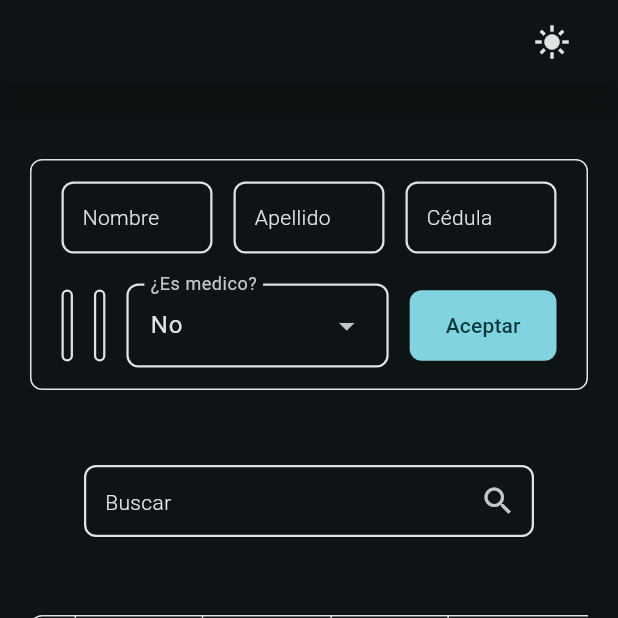
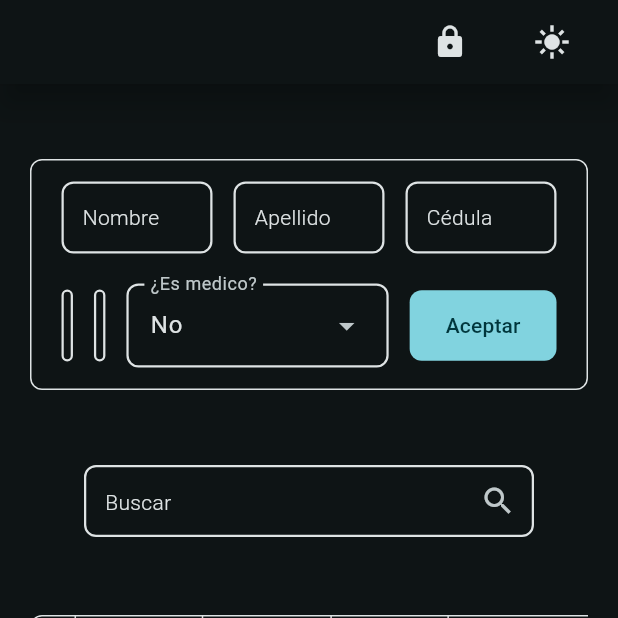
Before and after one commit to Cesart18/afiliation-app, a Flutter app: the screen it shows after launch, on a phone screen of 412 x 824 dp, the top half of it. Run offline on Flutter 3.47's test engine with Material 3 defaults, Android fonts, the phone set to English and light mode, and no system bars; our stand-ins replace flutter_riverpod, formz, go_router, isar; accounts and stored records are empty; generated files the repository leaves out were written again.

Commit message:
agregada la proteccion de rutas

```diff
--- a/lib/config/config.dart
+++ b/lib/config/config.dart
@@ -1,5 +1,6 @@
 //* router
 export 'router/app_router.dart';
+export 'router/app_router_notifier.dart';
 
 //* theme
 export 'theme/app_theme.dart';
--- a/lib/config/router/app_router.dart
+++ b/lib/config/router/app_router.dart
@@ -1,11 +1,17 @@
 
 
 
+import 'package:afiliados_app/config/config.dart';
+import 'package:afiliados_app/features/auth/presentation/presentation.dart';
+import 'package:flutter_riverpod/flutter_riverpod.dart';
 import 'package:go_router/go_router.dart';
 import 'package:afiliados_app/features/afiliation/presentation/presentation.dart';
 
-final appRouter = GoRouter(
+final appRouterProvider = Provider( (ref) {
+  final goRouterNotifier = ref.read(goRouterNotifierProvider);
+  return GoRouter(
   initialLocation: '/',
+  refreshListenable: goRouterNotifier,
   routes: [
     GoRoute(
       path: '/',
@@ -16,4 +22,22 @@ final appRouter = GoRouter(
         final id = state.pathParameters['id'] ?? '0';
         return UserScreen(id: id);
       }),
-  ]);
+    GoRoute(
+      path: '/auth',
+      builder: (context, state) => const LoginScreen()),
+  ],
+    redirect: (context, state) {
+      final isGoingTo = state.fullPath;
+      final authStatus = goRouterNotifier.authStatus;
+
+      if ( authStatus == AuthStatus.notAuthenticated || authStatus == AuthStatus.checking){
+        if ( isGoingTo == '/' || isGoingTo == '/auth') return null;
+      }
+
+      if ( authStatus == AuthStatus.authenticated ){
+        if ( isGoingTo == '/auth' ) return '/';
+      }
+
+      return null;
+    },);
+});
--- a/lib/features/afiliation/presentation/screens/home/home_screen.dart
+++ b/lib/features/afiliation/presentation/screens/home/home_screen.dart
@@ -2,6 +2,7 @@ import 'package:afiliados_app/config/config.dart';
 import 'package:afiliados_app/features/afiliation/presentation/presentation.dart';
 import 'package:flutter/material.dart';
 import 'package:flutter_riverpod/flutter_riverpod.dart';
+import 'package:go_router/go_router.dart';
 
 class HomeScreen extends ConsumerWidget {
   const HomeScreen({super.key});
@@ -27,7 +28,15 @@ class HomeScreen extends ConsumerWidget {
         shadowColor: colors.surface,
         surfaceTintColor: colors.surface,
         actions: [
-
+          /// auth screen
+          Tooltip(
+            message: 'Autenticarse',
+            child: IconButton(onPressed: (){
+              context.go('/auth');
+            }, icon: Icon(  Icons.lock ,
+            color: colors.onSurface,)),
+          ),
+          const SizedBox(width: 20,),
         /// Toggle theme icon
           Tooltip(
             message: 'Cambiar tema',
--- a/lib/features/auth/presentation/providers/auth_provider.dart
+++ b/lib/features/auth/presentation/providers/auth_provider.dart
@@ -18,9 +18,7 @@ class AuthNotifier extends StateNotifier<AuthState> {
         _setLoggedUser(user);
       } on CustomError catch (e) {
         logout(e.message);
-      }catch (e){
-      logout( 'Error no controlado' );
-    }
+      }
 
   }
 
--- a/lib/main.dart
+++ b/lib/main.dart
@@ -11,6 +11,7 @@ class MyApp extends ConsumerWidget {
   @override
   Widget build(BuildContext context, ref) {
     final isDarkmode = ref.watch(appThemeProvider);
+    final appRouter = ref.watch(appRouterProvider);
     return MaterialApp.router(
       debugShowCheckedModeBanner: false,
       title: 'Afiliation app',
```
Also changed, not shown: lib/config/router/app_router_notifier.dart (added, +33 -0 lines), lib/features/auth/infrastructure/datasource/auth_datasource_impl.dart (+3 -4 lines), lib/features/auth/presentation/screens/login_screen.dart (+15 -16 lines), lib/features/auth/presentation/widgets/custom_auth_button.dart (+5 -4 lines).
